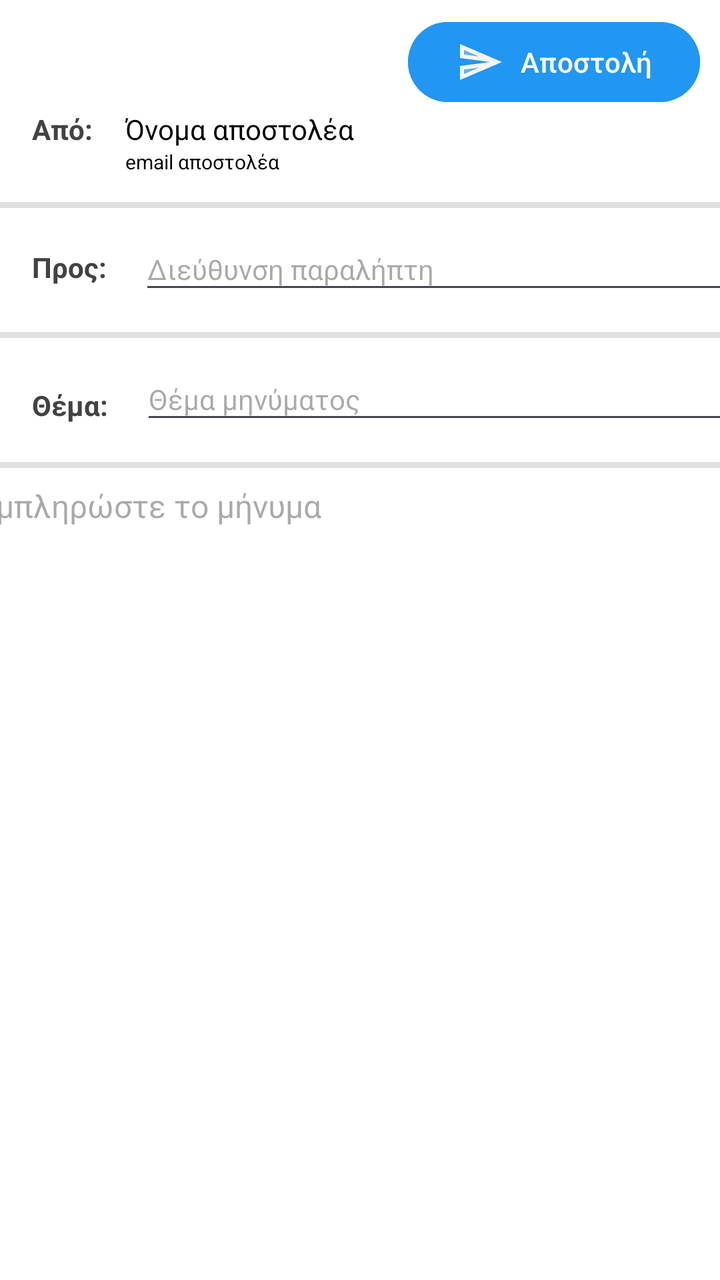
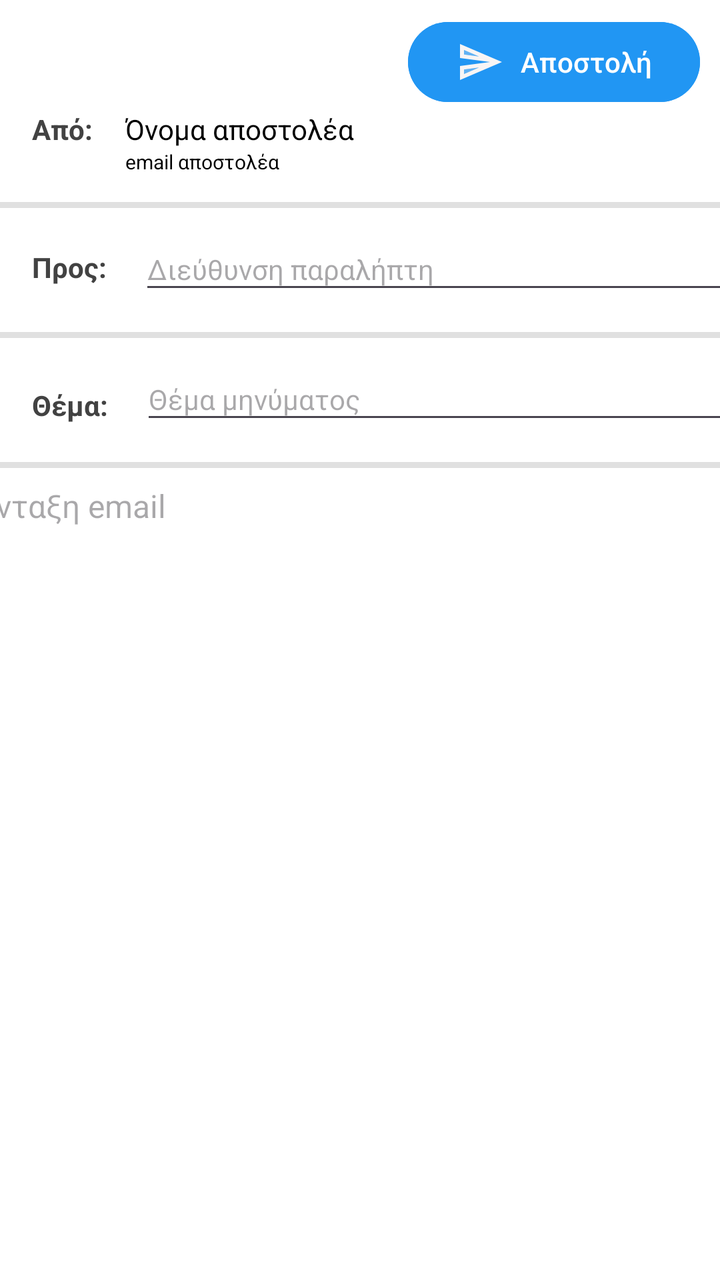

Two renders of the same Android screen: before a commit and after it. Below are the layout's source before the change and the commit's diff.
<!-- AndroidManifest.xml: application theme Theme.Team21 -->
<!-- res/layout/activity_email_composition.xml -->
<?xml version="1.0" encoding="utf-8"?>
<androidx.constraintlayout.widget.ConstraintLayout xmlns:android="http://schemas.android.com/apk/res/android"
    xmlns:app="http://schemas.android.com/apk/res-auto"
    xmlns:tools="http://schemas.android.com/tools"
    android:id="@+id/viewEmailCompsition"
    android:layout_width="match_parent"
    android:layout_height="match_parent"
    android:background="#FFFFFF"
    tools:context=".view.user.EmailCompositionActivity">

    <TextView
        android:id="@+id/txtEmailDetailsFrom"
        android:layout_width="wrap_content"
        android:layout_height="wrap_content"
        android:layout_marginStart="16dp"
        android:layout_marginTop="55dp"
        android:text="Από: "
        android:textColor="#424242"
        android:textStyle="bold"
        app:layout_constraintStart_toStartOf="parent"
        app:layout_constraintTop_toTopOf="parent" />

    <TextView
        android:id="@+id/txtEmailDetailsReceiver"
        android:layout_width="wrap_content"
        android:layout_height="wrap_content"
        android:layout_marginStart="16dp"
        android:layout_marginTop="50dp"
        android:text="Προς: "
        android:textColor="#424242"
        android:textStyle="bold"
        app:layout_constraintStart_toStartOf="parent"
        app:layout_constraintTop_toBottomOf="@+id/txtEmailDetailsFrom" />

    <TextView
        android:id="@+id/txtEmailDetailsEmailSubject"
        android:layout_width="wrap_content"
        android:layout_height="wrap_content"
        android:layout_marginStart="16dp"
        android:layout_marginTop="50dp"
        android:text="Θέμα: "
        android:textColor="#424242"
        android:textStyle="bold"
        app:layout_constraintStart_toStartOf="parent"
        app:layout_constraintTop_toBottomOf="@+id/txtEmailDetailsReceiver" />

    <TextView
        android:id="@+id/txtEmailDetailsSenderName"
        android:layout_width="wrap_content"
        android:layout_height="wrap_content"
        android:layout_marginStart="13dp"
        android:layout_marginTop="55dp"
        android:text="Όνομα αποστολέα"
        android:textColor="#000000"
        app:layout_constraintStart_toEndOf="@+id/txtEmailDetailsFrom"
        app:layout_constraintTop_toTopOf="parent" />

    <TextView
        android:id="@+id/txtEmailDetailsSenderEmail"
        android:layout_width="wrap_content"
        android:layout_height="13dp"
        android:layout_marginStart="13dp"
        android:text="email αποστολέα"
        android:textColor="#000000"
        android:textSize="10sp"
        app:layout_constraintStart_toEndOf="@+id/txtEmailDetailsFrom"
        app:layout_constraintTop_toBottomOf="@+id/txtEmailDetailsSenderName" />

    <EditText
        android:id="@+id/edtEmailDetailsReceiver"
        android:layout_width="335dp"
        android:layout_height="38dp"
        android:layout_marginStart="13dp"
        android:layout_marginTop="27dp"
        android:ems="10"
        android:hint="Διεύθυνση παραλήπτη"
        android:inputType="text"
        android:textColor="#000000"
        android:textSize="14sp"
        app:layout_constraintStart_toEndOf="@+id/txtEmailDetailsReceiver"
        app:layout_constraintTop_toBottomOf="@+id/txtEmailDetailsSenderEmail" />

    <EditText
        android:id="@+id/edtEmailSubject"
        android:layout_width="335dp"
        android:layout_height="38dp"
        android:layout_marginStart="13dp"
        android:layout_marginTop="27dp"
        android:ems="10"
        android:hint="Θέμα μηνύματος"
        android:inputType="text"
        android:textColor="#000000"
        android:textSize="14sp"
        app:layout_constraintStart_toEndOf="@+id/txtEmailDetailsEmailSubject"
        app:layout_constraintTop_toBottomOf="@+id/edtEmailDetailsReceiver" />

    <View
        android:id="@+id/viewEmailDetails"
        android:layout_width="wrap_content"
        android:layout_height="3dp"
        android:layout_marginTop="14dp"
        android:background="#E0E0E0"
        app:layout_constraintTop_toBottomOf="@+id/txtEmailDetailsSenderEmail"
        tools:layout_editor_absoluteX="0dp" />

    <View
        android:id="@+id/view2EmailDetails"
        android:layout_width="wrap_content"
        android:layout_height="3dp"
        android:layout_marginTop="14dp"
        android:background="#E0E0E0"
        app:layout_constraintTop_toBottomOf="@+id/edtEmailDetailsReceiver"
        tools:layout_editor_absoluteX="0dp" />

    <View
        android:id="@+id/view3EmailDetails"
        android:layout_width="wrap_content"
        android:layout_height="3dp"
        android:layout_marginTop="14dp"
        android:background="#E0E0E0"
        app:layout_constraintTop_toBottomOf="@+id/edtEmailSubject"
        tools:layout_editor_absoluteX="0dp" />

    <Button
        android:id="@+id/btnEmailSend"
        android:layout_width="wrap_content"
        android:layout_height="wrap_content"
        android:layout_marginTop="7dp"
        android:layout_marginEnd="10dp"
        android:backgroundTint="#2196F3"
        android:drawableLeft="@drawable/send_email_icon"
        android:text="Αποστολή"
        android:textColor="#FFFFFF"
        app:layout_constraintEnd_toEndOf="parent"
        app:layout_constraintTop_toTopOf="parent" />

    <com.google.android.material.textfield.TextInputLayout
        android:id="@+id/textInputLayout"
        android:layout_width="409dp"
        android:layout_height="wrap_content"
        tools:layout_editor_absoluteX="1dp"
        tools:layout_editor_absoluteY="449dp" />

    <EditText
        android:id="@+id/edtEmailBody"
        android:layout_width="400dp"
        android:layout_height="wrap_content"
        android:layout_marginTop="8dp"
        android:background="@null"
        android:ems="10"
        android:gravity="start|top"
        android:hint="Συμπληρώστε το μήνυμα"
        android:inputType="textMultiLine"
        android:textColor="#000000"
        android:textSize="16sp"
        app:layout_constraintEnd_toEndOf="parent"
        app:layout_constraintStart_toStartOf="@+id/textInputLayout"
        app:layout_constraintTop_toBottomOf="@+id/view3EmailDetails" />

</androidx.constraintlayout.widget.ConstraintLayout>
<!-- resources referenced by this layout -->
<resources>
  <!-- drawable send_email_icon (drawable) -->
  <vector xmlns:android="http://schemas.android.com/apk/res/android" android:autoMirrored="true" android:height="24dp" android:tint="#F8F5F5" android:viewportHeight="24" android:viewportWidth="24" android:width="24dp">
        
      <path android:fillAlpha="0.3" android:fillColor="@android:color/white" android:pathData="M4,8.25l7.51,1 -7.5,-3.22zM4.01,17.97l7.5,-3.22 -7.51,1z" android:strokeAlpha="0.3"/>
        
      <path android:fillColor="@android:color/white" android:pathData="M2.01,3L2,10l15,2 -15,2 0.01,7L23,12 2.01,3zM4,8.25L4,6.03l7.51,3.22 -7.51,-1zM4.01,17.97v-2.22l7.51,-1 -7.51,3.22z"/>
      
  </vector>
  <style name="Theme.Team21" parent="Base.Theme.Team21" />
  <style name="Base.Theme.Team21" parent="Theme.Material3.DayNight.NoActionBar">
  
          
          <item name="android:windowBackground">@color/bg_light</item>
          <item name="colorSurface">@color/card_light</item>
          <item name="colorSurfaceVariant">@color/input_bg_light</item>
  
          
          <item name="colorOnSurface">@color/text_dark</item>
          <item name="colorOnSurfaceVariant">@color/text_muted_light</item>
  
          <item name="colorOnPrimary">@color/white</item>
  
          
          <item name="colorPrimary">@color/eshop_primary</item>
          <item name="colorSecondary">@color/eshop_accent</item>
  
          <item name="colorError">@color/error_red_light</item>
  
          
          <item name="android:statusBarColor">@color/bg_light</item>
          <item name="android:windowLightStatusBar">true</item>
  
          
          <item name="colorFilterActive">@color/filter_active_light</item>
          <item name="colorFilterUnselected">@color/filter_bg_unselected_light</item>
      </style>
  <color name="bg_light">#F5F5F5</color>
  <color name="card_light">#FFFFFF</color>
  <color name="input_bg_light">#EBEBEB</color>
  <color name="text_dark">#212121</color>
  <color name="text_muted_light">#757575</color>
  <color name="white">#FFFFFFFF</color>
  <color name="eshop_primary">#2962FF</color>
  <color name="eshop_accent">#FF6D00</color>
  <color name="error_red_light">#D32F2F</color>
  <color name="filter_active_light">#2962FF</color>
  <color name="filter_bg_unselected_light">#E0E0E0</color>
</resources>

<!-- the commit's change to res/layout/activity_email_composition.xml (unified diff, before → after) -->
@@ -149,7 +149,7 @@
         android:background="@null"
         android:ems="10"
         android:gravity="start|top"
-        android:hint="Συμπληρώστε το μήνυμα"
+        android:hint="Σύνταξη email"
         android:inputType="textMultiLine"
         android:textColor="#000000"
         android:textSize="16sp"
<!-- resource entries referenced after the edit -->
@@ -35,6 +35,9 @@
           
           <item name="colorFilterActive">@color/filter_active_light</item>
           <item name="colorFilterUnselected">@color/filter_bg_unselected_light</item>
+  
+          
+          <item name="colorMenuButton">@color/teal_menu_light</item>
       </style>
   <color name="bg_light">#F5F5F5</color>
   <color name="card_light">#FFFFFF</color>
@@ -47,5 +50,6 @@
   <color name="error_red_light">#D32F2F</color>
   <color name="filter_active_light">#2962FF</color>
   <color name="filter_bg_unselected_light">#E0E0E0</color>
+  <color name="teal_menu_light">#009688</color>
 </resources>
 
